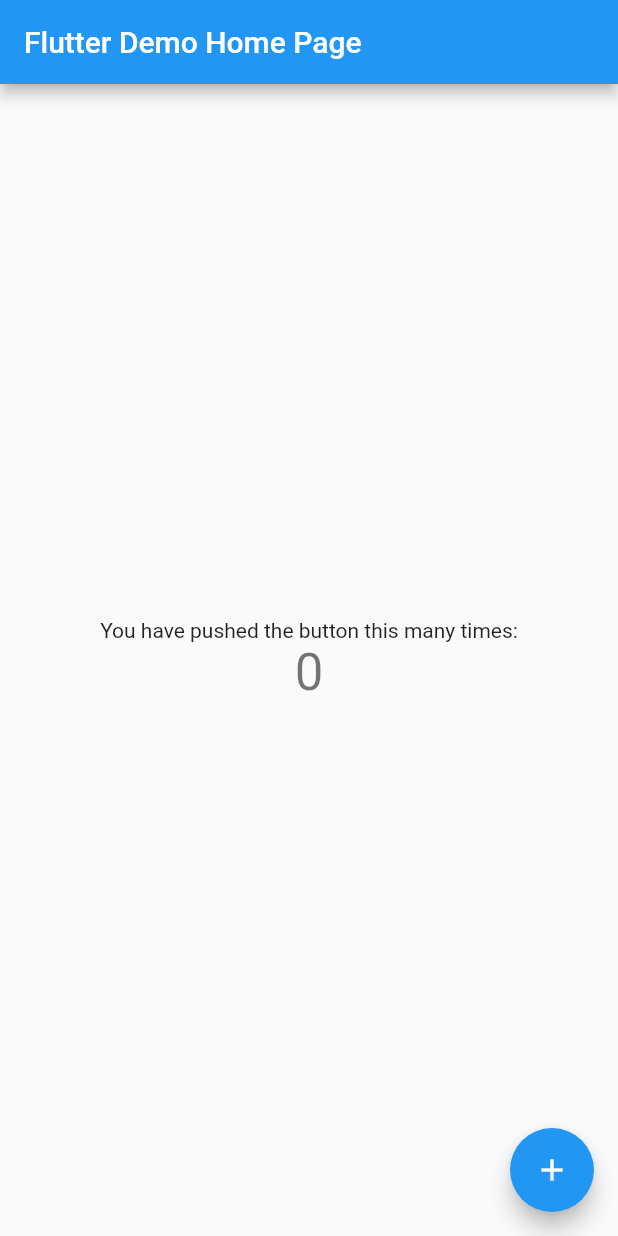
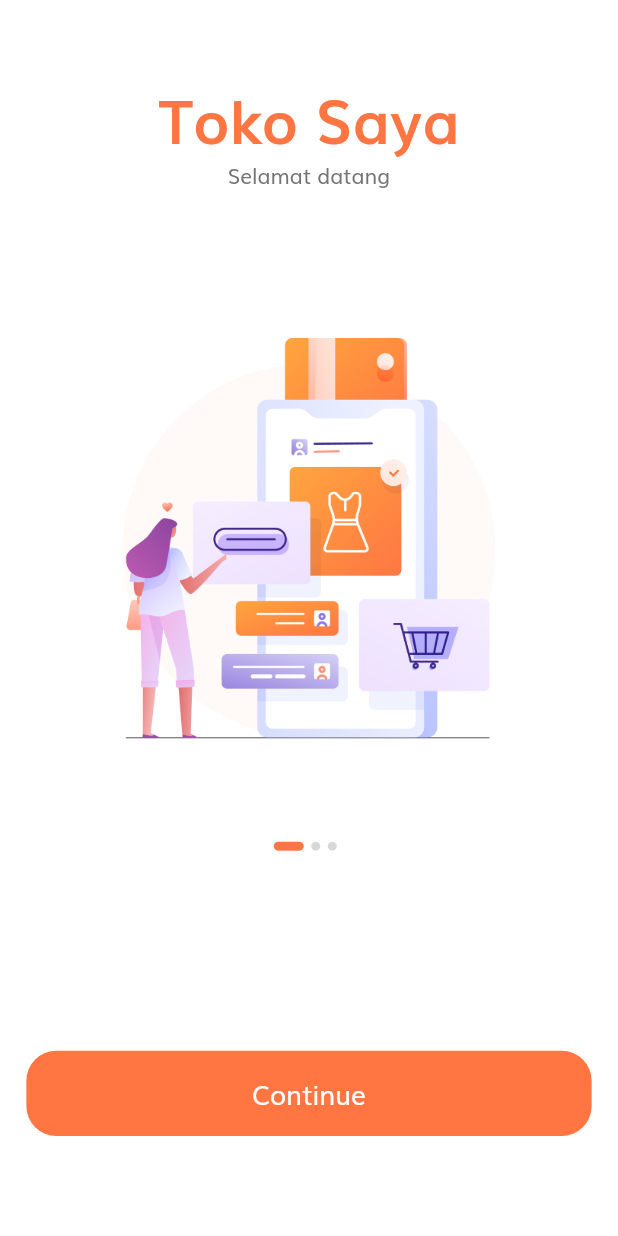
Before and after one commit to pratamawijaya/flutter_example_ecommerce_ui, a Flutter app: the screen it shows after launch, on a phone screen of 412 x 824 dp. Run offline on Flutter 3.47's test engine with Material 2 defaults, Android fonts, the phone set to English and light mode, and no system bars.

Commit message:
5 - setup ui splashscreen

```diff
--- a/lib/main.dart
+++ b/lib/main.dart
@@ -1,3 +1,5 @@
+import 'package:ecommerce_ui/constants.dart';
+import 'package:ecommerce_ui/screens/splash/splash_screen.dart';
 import 'package:flutter/material.dart';
 
 void main() {
@@ -9,109 +11,18 @@ class MyApp extends StatelessWidget {
   @override
   Widget build(BuildContext context) {
     return MaterialApp(
+      debugShowCheckedModeBanner: false,
       title: 'Flutter Demo',
       theme: ThemeData(
-        // This is the theme of your application.
-        //
-        // Try running your application with "flutter run". You'll see the
-        // application has a blue toolbar. Then, without quitting the app, try
-        // changing the primarySwatch below to Colors.green and then invoke
-        // "hot reload" (press "r" in the console where you ran "flutter run",
-        // or simply save your changes to "hot reload" in a Flutter IDE).
-        // Notice that the counter didn't reset back to zero; the application
-        // is not restarted.
-        primarySwatch: Colors.blue,
-        // This makes the visual density adapt to the platform that you run
-        // the app on. For desktop platforms, the controls will be smaller and
-        // closer together (more dense) than on mobile platforms.
+        scaffoldBackgroundColor: Colors.white,
+        fontFamily: "Muli",
+        textTheme: TextTheme(
+          bodyText1: TextStyle(color: kTextColor),
+          bodyText2: TextStyle(color: kTextColor),
+        ),
         visualDensity: VisualDensity.adaptivePlatformDensity,
       ),
-      home: MyHomePage(title: 'Flutter Demo Home Page'),
+      home: SplashScreen(),
     );
   }
 }
-
-class MyHomePage extends StatefulWidget {
-  MyHomePage({Key key, this.title}) : super(key: key);
-
-  // This widget is the home page of your application. It is stateful, meaning
-  // that it has a State object (defined below) that contains fields that affect
-  // how it looks.
-
-  // This class is the configuration for the state. It holds the values (in this
-  // case the title) provided by the parent (in this case the App widget) and
-  // used by the build method of the State. Fields in a Widget subclass are
-  // always marked "final".
-
-  final String title;
-
-  @override
-  _MyHomePageState createState() => _MyHomePageState();
-}
-
-class _MyHomePageState extends State<MyHomePage> {
-  int _counter = 0;
-
-  void _incrementCounter() {
-    setState(() {
-      // This call to setState tells the Flutter framework that something has
-      // changed in this State, which causes it to rerun the build method below
-      // so that the display can reflect the updated values. If we changed
-      // _counter without calling setState(), then the build method would not be
-      // called again, and so nothing would appear to happen.
-      _counter++;
-    });
-  }
-
-  @override
-  Widget build(BuildContext context) {
-    // This method is rerun every time setState is called, for instance as done
-    // by the _incrementCounter method above.
-    //
-    // The Flutter framework has been optimized to make rerunning build methods
-    // fast, so that you can just rebuild anything that needs updating rather
-    // than having to individually change instances of widgets.
-    return Scaffold(
-      appBar: AppBar(
-        // Here we take the value from the MyHomePage object that was created by
-        // the App.build method, and use it to set our appbar title.
-        title: Text(widget.title),
-      ),
-      body: Center(
-        // Center is a layout widget. It takes a single child and positions it
-        // in the middle of the parent.
-        child: Column(
-          // Column is also a layout widget. It takes a list of children and
-          // arranges them vertically. By default, it sizes itself to fit its
-          // children horizontally, and tries to be as tall as its parent.
-          //
-          // Invoke "debug painting" (press "p" in the console, choose the
-          // "Toggle Debug Paint" action from the Flutter Inspector in Android
-          // Studio, or the "Toggle Debug Paint" command in Visual Studio Code)
-          // to see the wireframe for each widget.
-          //
-          // Column has various properties to control how it sizes itself and
-          // how it positions its children. Here we use mainAxisAlignment to
-          // center the children vertically; the main axis here is the vertical
-          // axis because Columns are vertical (the cross axis would be
-          // horizontal).
-          mainAxisAlignment: MainAxisAlignment.center,
-          children: <Widget>[
-            Text(
-              'You have pushed the button this many times:',
-            ),
-            Text(
-              '$_counter',
-              style: Theme.of(context).textTheme.headline4,
-            ),
-          ],
-        ),
-      ),
-      floatingActionButton: FloatingActionButton(
-        onPressed: _incrementCounter,
-        tooltip: 'Increment',
-        child: Icon(Icons.add),
-      ), // This trailing comma makes auto-formatting nicer for build methods.
-    );
-  }
-}
--- /dev/null
+++ b/lib/screens/splash/components/body.dart
@@ -0,0 +1,143 @@
+import 'package:ecommerce_ui/constants.dart';
+import 'package:ecommerce_ui/size_config.dart';
+import 'package:flutter/material.dart';
+
+class Body extends StatefulWidget {
+  @override
+  _BodyState createState() => _BodyState();
+}
+
+class _BodyState extends State<Body> {
+  int currentPage = 0;
+
+  List<Map<String, String>> splashData = [
+    {"text": "Selamat datang", "image": "assets/images/splash_1.png"},
+    {"text": "Selamat datang", "image": "assets/images/splash_2.png"},
+    {
+      "text": "Selamat datang, lorem ipsum dolor si amet",
+      "image": "assets/images/splash_3.png"
+    },
+  ];
+
+  @override
+  Widget build(BuildContext context) {
+    return SafeArea(
+      child: SizedBox(
+        width: double.infinity,
+        child: Column(
+          children: [
+            Expanded(
+              flex: 3,
+              child: PageView.builder(
+                onPageChanged: (value) {
+                  setState(() {
+                    currentPage = value;
+                  });
+                },
+                itemCount: splashData.length,
+                itemBuilder: (ctx, idx) => SplashContent(
+                  text: splashData[idx]["text"],
+                  image: splashData[idx]["image"],
+                ),
+              ),
+            ),
+            Expanded(
+              flex: 2,
+              child: Padding(
+                padding: EdgeInsets.symmetric(
+                  horizontal: getProportionateScreenWidth(16),
+                ),
+                child: Column(
+                  children: [
+                    Spacer(),
+                    Row(
+                      mainAxisAlignment: MainAxisAlignment.center,
+                      children: List.generate(
+                        splashData.length,
+                        (index) => buildDot(index: index),
+                      ),
+                    ),
+                    Spacer(
+                      flex: 2,
+                    ),
+                    SizedBox(
+                      width: double.infinity,
+                      height: getProportionateScreenHeight(56),
+                      child: FlatButton(
+                        onPressed: () {},
+                        shape: RoundedRectangleBorder(
+                          borderRadius: BorderRadius.circular(20),
+                        ),
+                        color: kPrimaryColor,
+                        child: Text(
+                          "Continue",
+                          style: TextStyle(
+                            color: Colors.white,
+                            fontSize: getProportionateScreenWidth(16),
+                          ),
+                        ),
+                      ),
+                    ),
+                    Spacer(),
+                  ],
+                ),
+              ),
+            )
+          ],
+        ),
+      ),
+    );
+  }
+
+  AnimatedContainer buildDot({int index}) {
+    return AnimatedContainer(
+      duration: kAnimationDuration,
+      margin: EdgeInsets.only(right: 5),
+      height: 6,
+      width: currentPage == index ? 20 : 6,
+      decoration: BoxDecoration(
+        color: currentPage == index ? kPrimaryColor : Color(0xFFD8D8D8),
+        borderRadius: BorderRadius.circular(3),
+      ),
+    );
+  }
+}
+
+class SplashContent extends StatelessWidget {
+  const SplashContent({
+    Key key,
+    this.text,
+    this.image,
+  }) : super(key: key);
+
+  final String text, image;
+
+  @override
+  Widget build(BuildContext context) {
+    return Column(
+      children: [
+        Spacer(),
+        Text(
+          "Toko Saya",
+          style: TextStyle(
+            fontSize: getProportionateScreenWidth(36),
+            color: kPrimaryColor,
+            fontWeight: FontWeight.bold,
+          ),
+        ),
+        Text(
+          text,
+          textAlign: TextAlign.center,
+        ),
+        Spacer(
+          flex: 2,
+        ),
+        Image.asset(
+          image,
+          height: getProportionateScreenHeight(265),
+          width: getProportionateScreenWidth(235),
+        ),
+      ],
+    );
+  }
+}
--- /dev/null
+++ b/lib/screens/splash/splash_screen.dart
@@ -0,0 +1,14 @@
+import 'package:ecommerce_ui/screens/splash/components/body.dart';
+import 'package:ecommerce_ui/size_config.dart';
+import 'package:flutter/material.dart';
+
+class SplashScreen extends StatelessWidget {
+  @override
+  Widget build(BuildContext context) {
+    SizeConfig().init(context);
+
+    return Scaffold(
+      body: Body(),
+    );
+  }
+}
```
Also changed, not shown: 1 other file.
